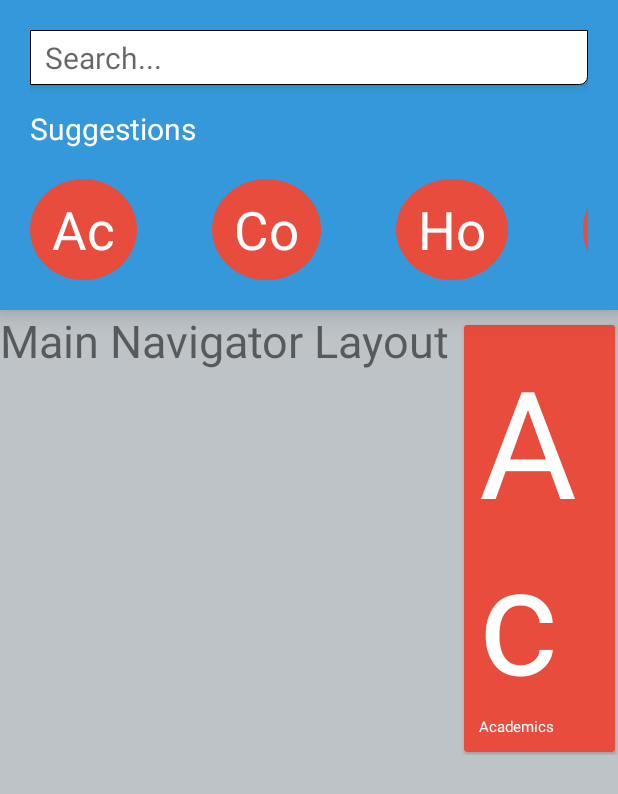
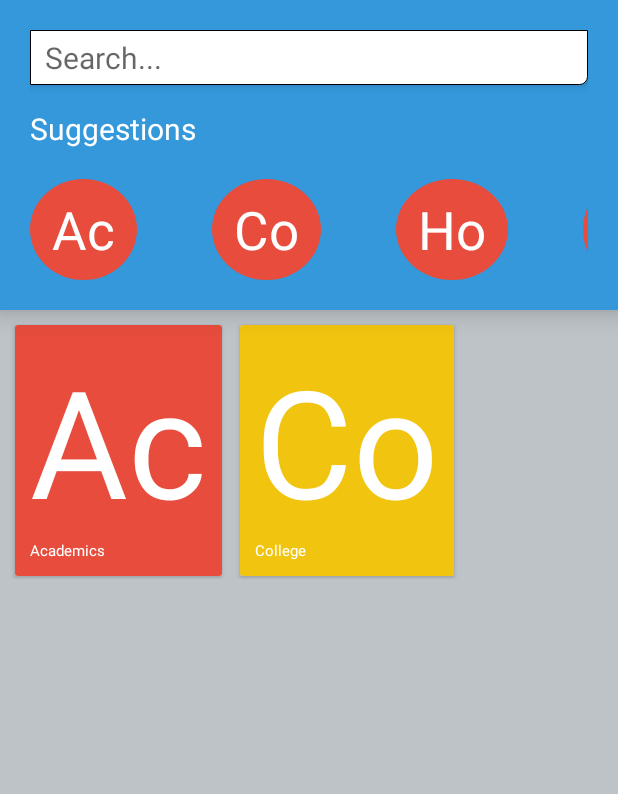
Before and after one commit to gauravagerwala/VIT-StudentHandbook, an Android app: the screen it shows after launch (MainActivity), on a phone screen of 412 x 824 dp. Shown: the top 794 px of the screen. Run offline under Robolectric (Android 15) with nearby library versions, the phone set to English and light mode, and no system bars.

Commit message:
merge conflict fixed

```diff
--- a/app/src/main/res/layout/activity_main.xml
+++ b/app/src/main/res/layout/activity_main.xml
@@ -59,12 +59,9 @@
  </LinearLayout>
     <LinearLayout
         android:layout_width="fill_parent"
+        android:orientation="vertical"
          android:gravity="center_horizontal"
         android:layout_height="fill_parent" android:id="@+id/mainNavigator" android:background="#bdc3c7">
-        <TextView
-            android:layout_width="wrap_content"
-            android:layout_height="wrap_content" android:text="Main Navigator Layout" android:textSize="30dp"
-            />
     </LinearLayout>
     <LinearLayout
         android:layout_width="fill_parent"
```
